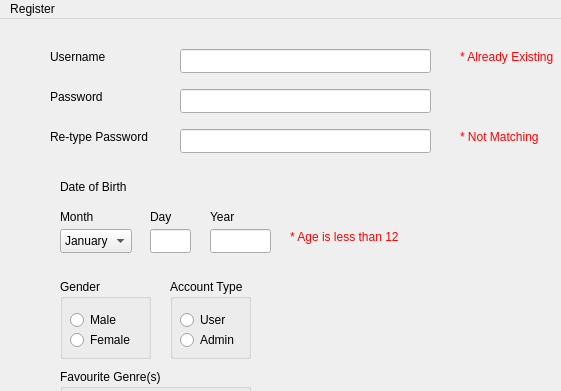
First picture: the form in registerwindow.ui, repository MahinourAbdelgawad/CinemaProject, before the edit; both pictures show x 0 to 561 and y 0 to 391 of the 800 by 600 pixel window.
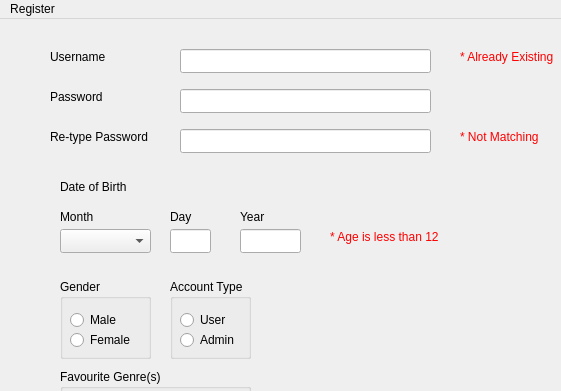
Second picture: the form after the edit.

```diff
--- a/registerwindow.ui
+++ b/registerwindow.ui
@@ -131,7 +131,7 @@
    <widget class="QLabel" name="label_day">
     <property name="geometry">
      <rect>
-      <x>150</x>
+      <x>170</x>
       <y>190</y>
       <width>49</width>
       <height>16</height>
@@ -144,7 +144,7 @@
    <widget class="QLabel" name="label_year">
     <property name="geometry">
      <rect>
-      <x>210</x>
+      <x>240</x>
       <y>190</y>
       <width>49</width>
       <height>16</height>
@@ -172,10 +172,15 @@
      <rect>
       <x>60</x>
       <y>210</y>
-      <width>72</width>
+      <width>91</width>
       <height>24</height>
      </rect>
     </property>
+    <item>
+     <property name="text">
+      <string/>
+     </property>
+    </item>
     <item>
      <property name="text">
       <string>January</string>
@@ -240,7 +245,7 @@
    <widget class="QLineEdit" name="lineEdit_day">
     <property name="geometry">
      <rect>
-      <x>150</x>
+      <x>170</x>
       <y>210</y>
       <width>41</width>
       <height>24</height>
@@ -250,7 +255,7 @@
    <widget class="QLineEdit" name="lineEdit_year">
     <property name="geometry">
      <rect>
-      <x>210</x>
+      <x>240</x>
       <y>210</y>
       <width>61</width>
       <height>24</height>
@@ -260,7 +265,7 @@
    <widget class="QLabel" name="label_error3">
     <property name="geometry">
      <rect>
-      <x>290</x>
+      <x>330</x>
       <y>210</y>
       <width>131</width>
       <height>16</height>
```
